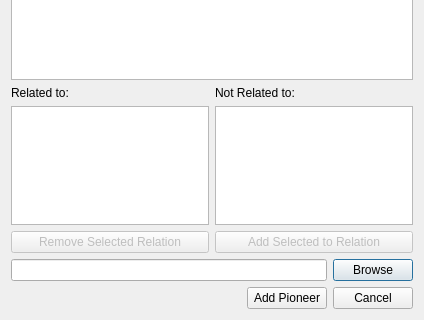
hlynurstef/Verklegt-namskeid-1-vika-3, file vika3/ui/addpioneer.ui: the form before one commit; both pictures show x 0 to 424 and y 188 to 508 of the 424 by 508 pixel window.
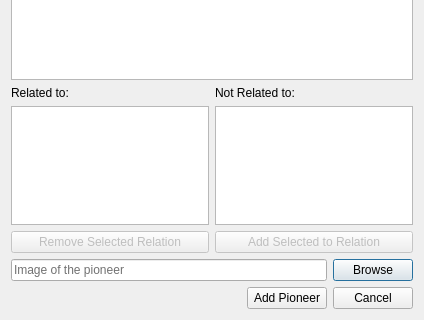
The form after the commit. Icons and pictures are not drawn.

```diff
--- a/vika3/ui/addpioneer.ui
+++ b/vika3/ui/addpioneer.ui
@@ -218,7 +218,51 @@
     </layout>
    </item>
    <item row="5" column="0">
-    <widget class="QLineEdit" name="input_image"/>
+    <widget class="QLineEdit" name="input_image">
+     <property name="palette">
+      <palette>
+       <active>
+        <colorrole role="Text">
+         <brush brushstyle="SolidPattern">
+          <color alpha="255">
+           <red>113</red>
+           <green>113</green>
+           <blue>113</blue>
+          </color>
+         </brush>
+        </colorrole>
+       </active>
+       <inactive>
+        <colorrole role="Text">
+         <brush brushstyle="SolidPattern">
+          <color alpha="255">
+           <red>113</red>
+           <green>113</green>
+           <blue>113</blue>
+          </color>
+         </brush>
+        </colorrole>
+       </inactive>
+       <disabled>
+        <colorrole role="Text">
+         <brush brushstyle="SolidPattern">
+          <color alpha="255">
+           <red>120</red>
+           <green>120</green>
+           <blue>120</blue>
+          </color>
+         </brush>
+        </colorrole>
+       </disabled>
+      </palette>
+     </property>
+     <property name="text">
+      <string>Image of the pioneer</string>
+     </property>
+     <property name="readOnly">
+      <bool>true</bool>
+     </property>
+    </widget>
    </item>
    <item row="7" column="0" colspan="2">
     <layout class="QHBoxLayout" name="horizontalLayout_7">
```
